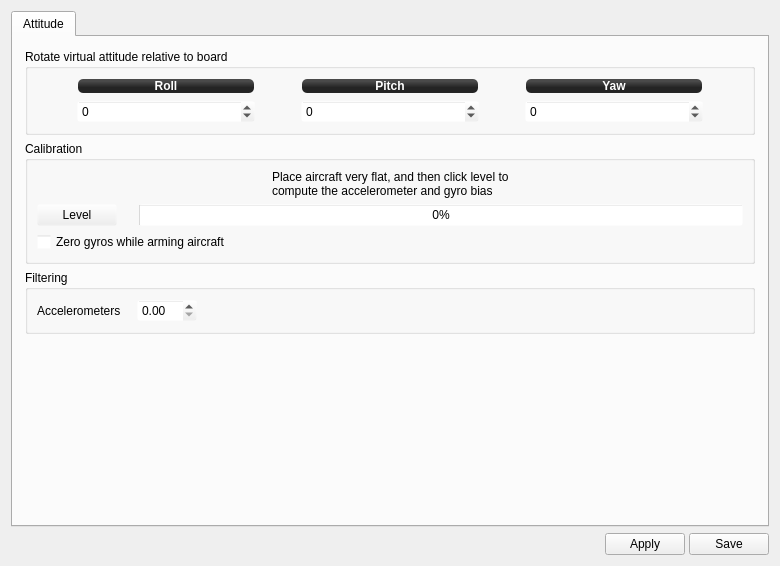
Qt form ground/openpilotgcs/src/plugins/config/ccattitude.ui (openpilot/OpenPilot) before a commit.
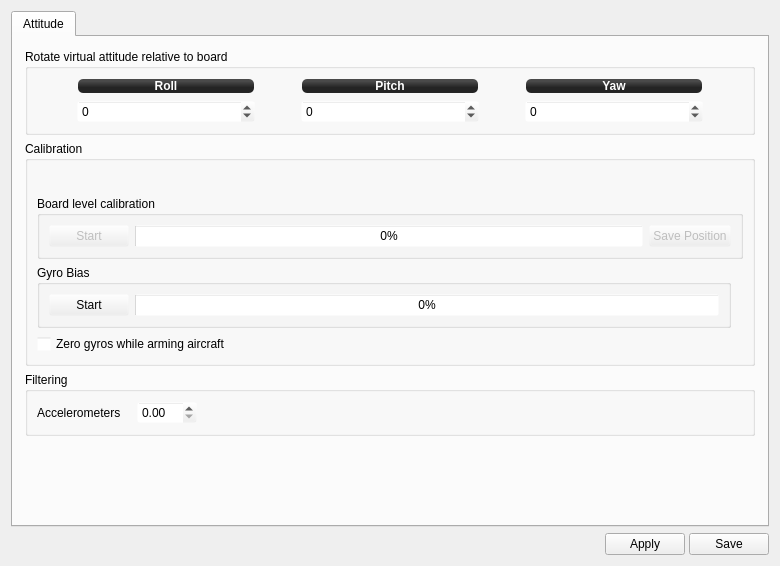
The same form after that commit. Icons and pictures are not drawn.

Commit message: temp/OP-1358 Add support for CC/CC3D

What changed in the file:
```diff
--- a/ground/openpilotgcs/src/plugins/config/ccattitude.ui
+++ b/ground/openpilotgcs/src/plugins/config/ccattitude.ui
@@ -117,7 +117,7 @@
             <x>0</x>
             <y>0</y>
             <width>758</width>
-            <height>486</height>
+            <height>482</height>
            </rect>
           </property>
           <layout class="QVBoxLayout" name="verticalLayout">
@@ -299,7 +299,7 @@
                 <item>
                  <widget class="QLabel" name="label">
                   <property name="text">
-                   <string>Place aircraft very flat, and then click level to compute the accelerometer and gyro bias</string>
+                   <string/>
                   </property>
                   <property name="wordWrap">
                    <bool>true</bool>
@@ -321,7 +321,52 @@
                 </item>
                </layout>
               </item>
-              <item row="1" column="0">
+              <item row="1" column="0" colspan="3">
+               <widget class="QGroupBox" name="groupBox">
+                <property name="title">
+                 <string>Board level calibration</string>
+                </property>
+                <layout class="QHBoxLayout">
+                 <item>
+                  <widget class="QPushButton" name="boardLevelStart">
+                   <property name="enabled">
+                    <bool>false</bool>
+                   </property>
+                   <property name="text">
+                    <string>Start</string>
+                   </property>
+                  </widget>
+                 </item>
+                 <item>
+                  <widget class="QProgressBar" name="boardLevelProgress">
+                   <property name="value">
+                    <number>0</number>
+                   </property>
+                   <property name="textVisible">
+                    <bool>true</bool>
+                   </property>
+                  </widget>
+                 </item>
+                 <item>
+                  <widget class="QPushButton" name="boardLevelSavePos">
+                   <property name="enabled">
+                    <bool>false</bool>
+                   </property>
+                   <property name="text">
+                    <string>Save Position</string>
+                   </property>
+                  </widget>
+                 </item>
+                </layout>
+               </widget>
+              </item>
+              <item row="2" column="0">
+               <widget class="QGroupBox" name="groupBox">
+                <property name="title">
+                 <string>Gyro Bias</string>
+                </property>
+                <layout class="QHBoxLayout">
+                 <item>
                <widget class="QPushButton" name="zeroBias">
                 <property name="maximumSize">
                  <size>
@@ -333,27 +378,11 @@
                  <string>Launch horizontal calibration.</string>
                 </property>
                 <property name="text">
-                 <string>Level</string>
+                    <string>Start</string>
                 </property>
                </widget>
               </item>
-              <item row="1" column="1">
-               <spacer name="horizontalSpacer_4">
-                <property name="orientation">
-                 <enum>Qt::Horizontal</enum>
-                </property>
-                <property name="sizeType">
-                 <enum>QSizePolicy::Fixed</enum>
-                </property>
-                <property name="sizeHint" stdset="0">
-                 <size>
-                  <width>10</width>
-                  <height>20</height>
-                 </size>
-                </property>
-               </spacer>
-              </item>
-              <item row="1" column="2">
+                 <item>
                <widget class="QProgressBar" name="zeroBiasProgress">
                 <property name="minimumSize">
                  <size>
@@ -366,7 +395,10 @@
                 </property>
                </widget>
               </item>
-              <item row="2" column="0" colspan="3">
+                </layout>
+               </widget>
+              </item>
+              <item row="3" column="0" colspan="3">
                <layout class="QHBoxLayout" name="horizontalLayout_3">
                 <item>
                  <widget class="QCheckBox" name="zeroGyroBiasOnArming">
```
Left out of the diff: 2 changed lines with no effect on the pictures. Lines whose indentation alone changed are shown as unchanged.
